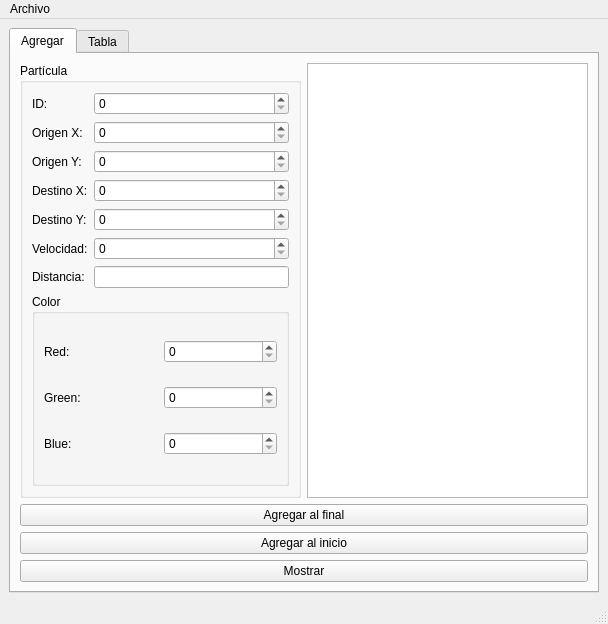
This is mainwindow.ui in ulisesoldemar/Act-08-User_Interface as Qt 5 draws it before an edit. The edited form follows.
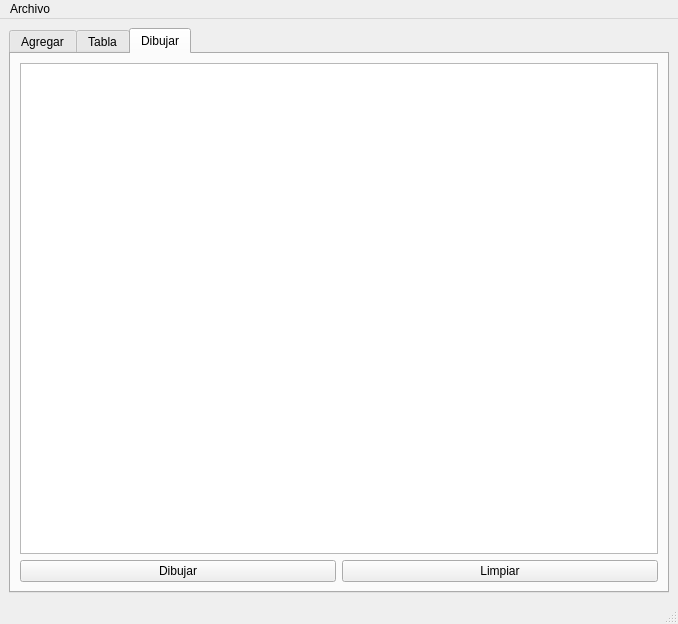
This is the edited form. The open tabs and pages were chosen to show the change.

Commit message: Actualizada interfaz, nueva pestaña para dibujar las particulas.

```diff
--- a/mainwindow.ui
+++ b/mainwindow.ui
@@ -6,7 +6,7 @@
    <rect>
     <x>0</x>
     <y>0</y>
-    <width>608</width>
+    <width>678</width>
     <height>624</height>
    </rect>
   </property>
@@ -244,6 +244,30 @@
         </item>
        </layout>
       </widget>
+      <widget class="QWidget" name="tab_3">
+       <attribute name="title">
+        <string>Dibujar</string>
+       </attribute>
+       <layout class="QGridLayout" name="gridLayout_6">
+        <item row="0" column="0" colspan="2">
+         <widget class="QGraphicsView" name="graphicsView"/>
+        </item>
+        <item row="1" column="0">
+         <widget class="QPushButton" name="dibujar">
+          <property name="text">
+           <string>Dibujar</string>
+          </property>
+         </widget>
+        </item>
+        <item row="1" column="1">
+         <widget class="QPushButton" name="limpiar">
+          <property name="text">
+           <string>Limpiar</string>
+          </property>
+         </widget>
+        </item>
+       </layout>
+      </widget>
      </widget>
     </item>
    </layout>
@@ -254,7 +278,7 @@
     <rect>
      <x>0</x>
      <y>0</y>
-     <width>608</width>
+     <width>678</width>
      <height>25</height>
     </rect>
    </property>
```
The commit also changes 1 other file.
